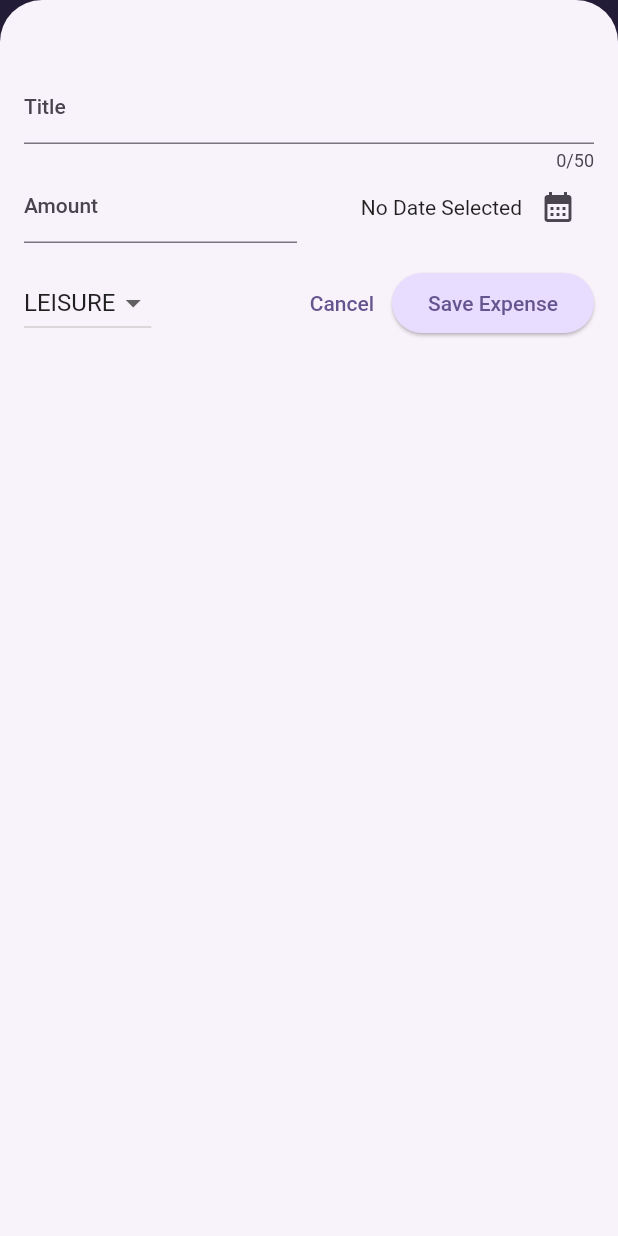
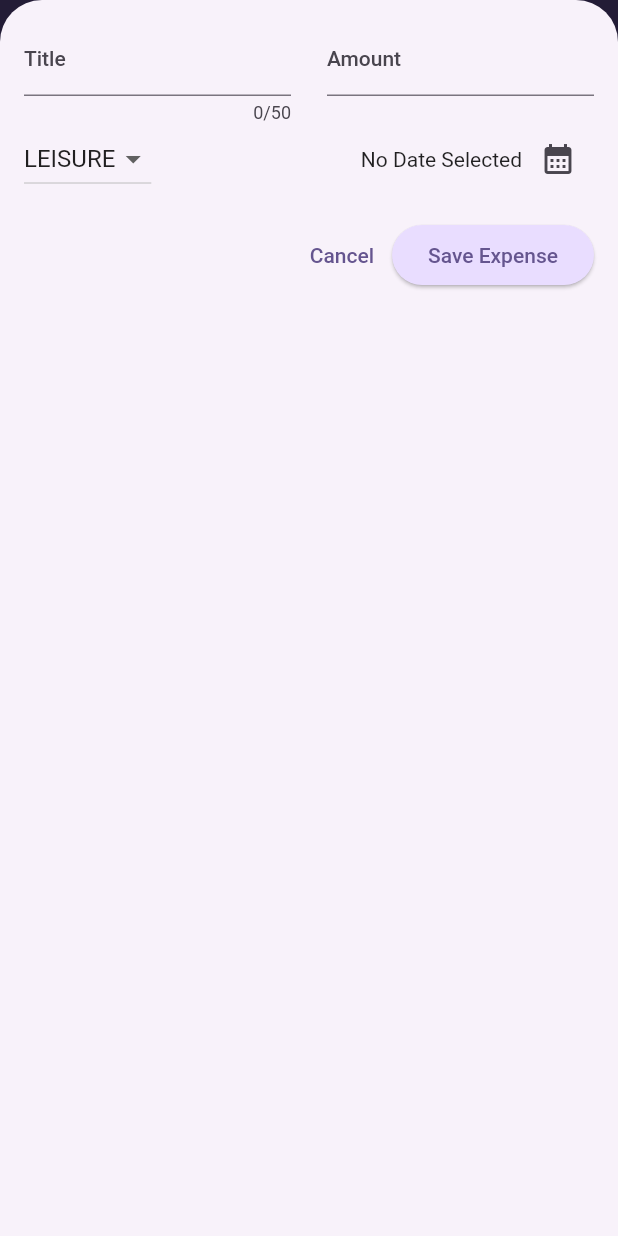
Before and after one commit to Kumardk8780/Expense_tracker_app, a Flutter app: the screen it shows after launch, after a tap on the "add" icon, on a phone screen of 412 x 824 dp. Run offline on Flutter 3.47's test engine with Material 2 defaults, Android fonts, the phone set to English and light mode, and no system bars.

Commit message:
second commit

```diff
--- a/lib/widgets/expenses.dart
+++ b/lib/widgets/expenses.dart
@@ -24,6 +24,7 @@ class _ExpensesState extends State<Expenses> {
 
   void _openAddExpenseOverlay() {
     showModalBottomSheet(
+      useSafeArea: true,
       isScrollControlled: true,
       context: context,
       builder: (ctx) => NewExpense(
@@ -61,6 +62,8 @@ class _ExpensesState extends State<Expenses> {
 
   @override
   Widget build(BuildContext context) {
+    final width = MediaQuery.of(context).size.width;
+
     Widget mainContent = const Center(
       child: Text('No expenses found. Start adding some!'),
     );
@@ -82,10 +85,21 @@ class _ExpensesState extends State<Expenses> {
           ),
         ],
       ),
-      body: Column(
+      body: width < 600
+          ? Column(
               children: [
                 Chart(
                   expenses: _registeredExpenses,
+                ),
+                Expanded(child: mainContent),
+              ],
+            )
+          : Row(
+              children: [
+                Expanded(
+                  child: Chart(
+                    expenses: _registeredExpenses,
+                  ),
                 ),
                 Expanded(child: mainContent),
               ],
--- a/lib/widgets/new_expense.dart
+++ b/lib/widgets/new_expense.dart
@@ -72,10 +72,46 @@ class _NewExpenseState extends State<NewExpense> {
 
   @override
   Widget build(BuildContext context) {
-    return Padding(
-      padding: const EdgeInsets.fromLTRB(16, 48, 16, 16),
+    final keyboardSpace = MediaQuery.of(context).viewInsets.bottom;
+    return LayoutBuilder(builder: (ctx, constraints) {
+      final width = constraints.maxHeight;
+
+      return SizedBox(
+        height: double.infinity,
+        child: SingleChildScrollView(
+          child: Padding(
+            padding: EdgeInsets.fromLTRB(16, 16, 16, keyboardSpace + 16),
             child: Column(
               children: [
+                if (width >= 600)
+                  Row(
+                    crossAxisAlignment: CrossAxisAlignment.start,
+                    children: [
+                      Expanded(
+                        child: TextField(
+                          controller: _titleController,
+                          maxLength: 50,
+                          decoration: const InputDecoration(
+                            label: Text('Title'),
+                          ),
+                        ),
+                      ),
+                      const SizedBox(
+                        width: 24,
+                      ),
+                      Expanded(
+                        child: TextField(
+                          controller: _amountController,
+                          keyboardType: TextInputType.number,
+                          decoration: const InputDecoration(
+                            prefixText: '\$ ',
+                            label: Text('Amount'),
+                          ),
+                        ),
+                      ),
+                    ],
+                  )
+                else
                   TextField(
                     controller: _titleController,
                     maxLength: 50,
@@ -83,6 +119,49 @@ class _NewExpenseState extends State<NewExpense> {
                       label: Text('Title'),
                     ),
                   ),
+                if (width >= 600)
+                  Row(
+                    children: [
+                      DropdownButton(
+                        value: _selectedCategory,
+                        items: Category.values
+                            .map(
+                              (category) => DropdownMenuItem(
+                                value: category,
+                                child: Text(
+                                  category.name.toUpperCase(),
+                                ),
+                              ),
+                            )
+                            .toList(),
+                        onChanged: (value) {
+                          if (value == null) {
+                            return;
+                          }
+                          setState(() {
+                            _selectedCategory = value;
+                          });
+                        },
+                      ),
+                      const SizedBox(width: 24),
+                      Expanded(
+                        child: Row(
+                          mainAxisAlignment: MainAxisAlignment.end,
+                          crossAxisAlignment: CrossAxisAlignment.center,
+                          children: [
+                            Text(_selectedDate == null
+                                ? 'No Date Selected'
+                                : formatter.format(_selectedDate!)),
+                            IconButton(
+                              onPressed: _presentDatePicker,
+                              icon: const Icon(Icons.calendar_month),
+                            ),
+                          ],
+                        ),
+                      ),
+                    ],
+                  )
+                else
                   Row(
                     children: [
                       Expanded(
@@ -118,6 +197,25 @@ class _NewExpenseState extends State<NewExpense> {
                 const SizedBox(
                   height: 16,
                 ),
+                if (width >= 600)
+                  Row(
+                    children: [
+                      const Spacer(),
+                      TextButton(
+                        onPressed: () {
+                          Navigator.pop(context);
+                        },
+                        child: const Text('Cancel'),
+                      ),
+                      ElevatedButton(
+                        onPressed: () {
+                          _submitExpenseData();
+                        },
+                        child: const Text('Save Expense'),
+                      ),
+                    ],
+                  )
+                else
                   Row(
                     children: [
                       DropdownButton(
@@ -158,6 +256,9 @@ class _NewExpenseState extends State<NewExpense> {
                   ),
               ],
             ),
+          ),
+        ),
       );
+    });
   }
 }
```
Lines whose indentation alone changed are shown as unchanged.
